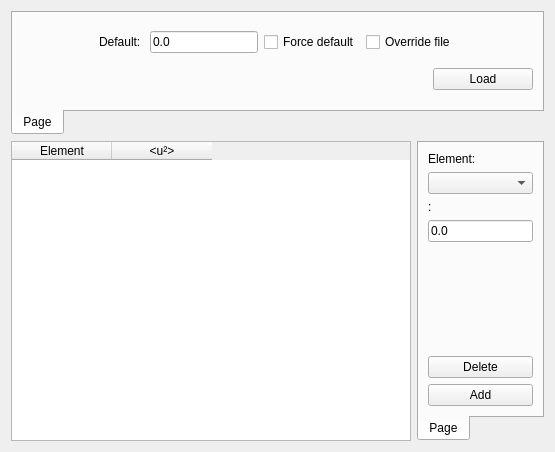
Before: the Qt Designer form src/gui/dialogs/settings/frames/thermalscatteringframe.ui in JJPPeters/clTEM, drawn with Qt 5.
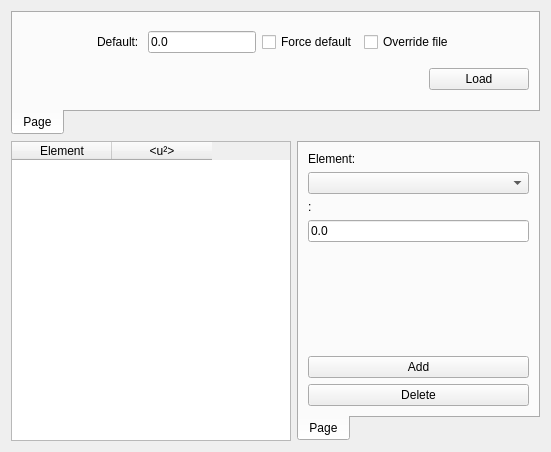
After: the same form once the commit is applied. Custom widgets are drawn as their Qt base class.

Commit message: More improvements to thermal scattering ui

What changed in the file:
```diff
--- a/src/gui/dialogs/settings/frames/thermalscatteringframe.ui
+++ b/src/gui/dialogs/settings/frames/thermalscatteringframe.ui
@@ -18,13 +18,13 @@
     <widget class="QTableWidget" name="tblDisplacements">
      <property name="minimumSize">
       <size>
-       <width>400</width>
+       <width>280</width>
        <height>300</height>
       </size>
      </property>
      <property name="maximumSize">
       <size>
-       <width>200</width>
+       <width>280</width>
        <height>16777215</height>
       </size>
      </property>
@@ -187,13 +187,6 @@
          </property>
         </spacer>
        </item>
-       <item>
-        <widget class="QPushButton" name="btnDelete">
-         <property name="text">
-          <string>Delete</string>
-         </property>
-        </widget>
-       </item>
        <item>
         <widget class="QPushButton" name="btnAdd">
          <property name="text">
@@ -201,6 +194,13 @@
          </property>
         </widget>
        </item>
+       <item>
+        <widget class="QPushButton" name="btnDelete">
+         <property name="text">
+          <string>Delete</string>
+         </property>
+        </widget>
+       </item>
       </layout>
      </widget>
     </widget>
```
Left out of the diff: 4 changed lines with no effect on the pictures. The commit also changes 1 other file.
